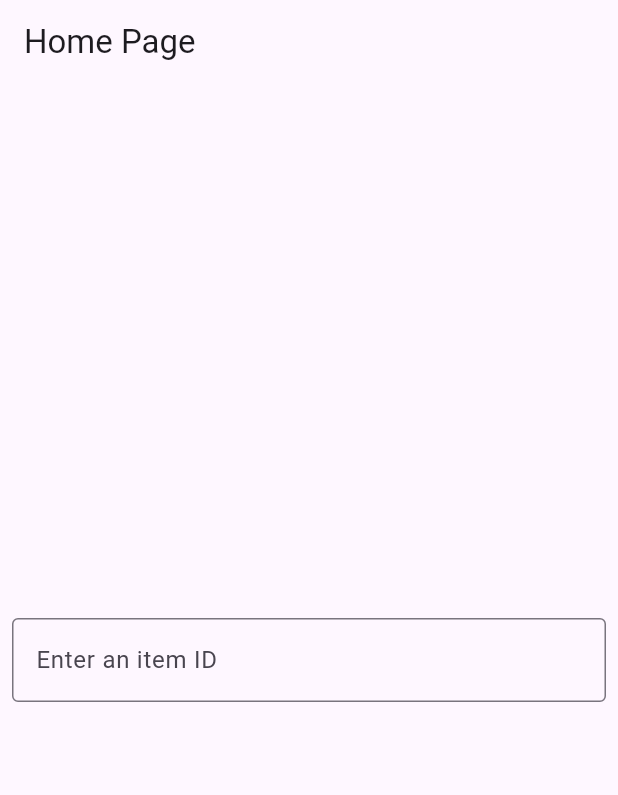
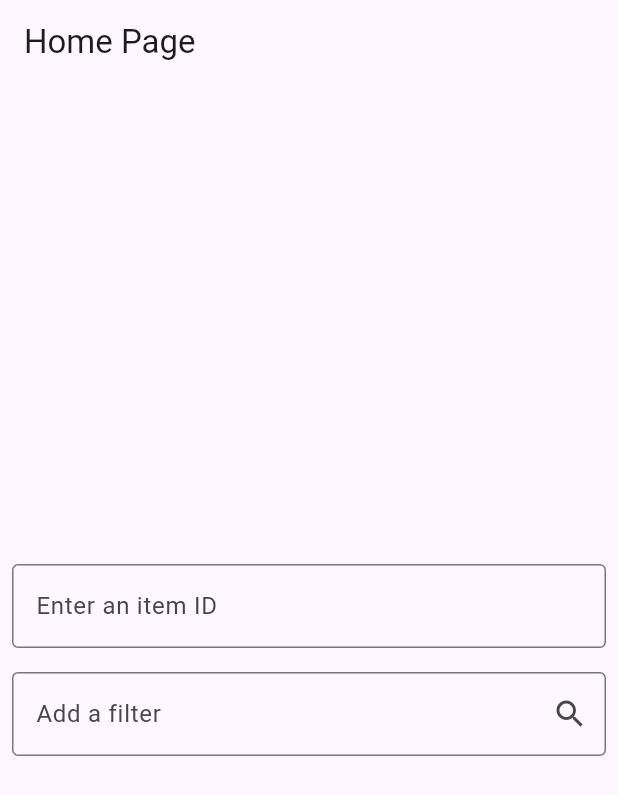
Before and after one commit to khkred/flutter_comp_go_router, a Flutter app: the screen it shows after launch, on a phone screen of 412 x 824 dp. Shown: the top 795 px of the screen. Run offline on Flutter 3.47's test engine with Material 3 defaults, Android fonts, the phone set to English and light mode, and no system bars; our stand-ins replace go_router.

Commit message:
Query Parameters added

```diff
--- a/lib/app_router.dart
+++ b/lib/app_router.dart
@@ -1,5 +1,6 @@
 import 'package:flutter/material.dart';
 import 'package:flutter_comp_go_router/screens/details_page.dart';
+import 'package:flutter_comp_go_router/screens/users_page.dart';
 import 'package:go_router/go_router.dart';
 import 'screens/home_page.dart';
 
@@ -19,6 +20,12 @@ class AppRouter {
             final int itemId = int.tryParse(params ?? '') ?? 0;
             return DetailsPage(itemId: itemId);
           }),
+      // Pay Attention to this route as it has a query parameter and the filter is passed to the UsersScreen
+      GoRoute(path: '/users',
+      builder: (BuildContext context, GoRouterState state){
+        final String? filter = state.uri.queryParameters['filter'];
+        return UsersScreen(filter: filter);
+      }),
     ],
   );
 }
--- a/lib/screens/home_page.dart
+++ b/lib/screens/home_page.dart
@@ -10,10 +10,12 @@ class HomePage extends StatefulWidget {
 
 class _HomePageState extends State<HomePage> {
   final TextEditingController _detailsPageIdController = TextEditingController();
+  final TextEditingController _usersPageFilterController = TextEditingController();
 
   @override
   void dispose() {
     _detailsPageIdController.dispose();
+    _usersPageFilterController.dispose();
     super.dispose();
   }
 
@@ -41,7 +43,21 @@ class _HomePageState extends State<HomePage> {
                 // Call setState to rebuild the widget with the new button
                 setState(() {});
               },
-            ),)
+            ),),
+            Padding(
+              padding: const EdgeInsets.all(8.0),
+              child: TextField(
+                controller: _usersPageFilterController,
+                decoration: InputDecoration(
+                  hintText: 'Add a filter',
+                  border: const OutlineInputBorder(),
+                  suffixIcon: IconButton(
+                    icon: const Icon(Icons.search),
+                    onPressed: _navigateToUsers,
+                  ),
+                ),
+              ),
+            ),
           ],
         ),
       ),
@@ -73,4 +89,13 @@ class _HomePageState extends State<HomePage> {
     }
   }
 
+  void _navigateToUsers() {
+    final filter = _usersPageFilterController.text;
+    if (filter.isNotEmpty) {
+      context.push('/users?filter=$filter');
+    } else {
+      context.push('/users');
+    }
+  }
+
 }
--- /dev/null
+++ b/lib/screens/users_page.dart
@@ -0,0 +1,18 @@
+import 'package:flutter/material.dart';
+
+class UsersScreen extends StatelessWidget {
+  final String? filter;
+
+  const UsersScreen({super.key, this.filter});
+
+  @override
+  Widget build(BuildContext context) {
+    return Scaffold(
+      appBar: AppBar(title: const Text('Users Screen')),
+      body: Center(
+        // Displaying the filter if it exists
+        child: Text(filter != null ? 'Filtering by: $filter' : 'No filter applied'),
+      ),
+    );
+  }
+}
```
